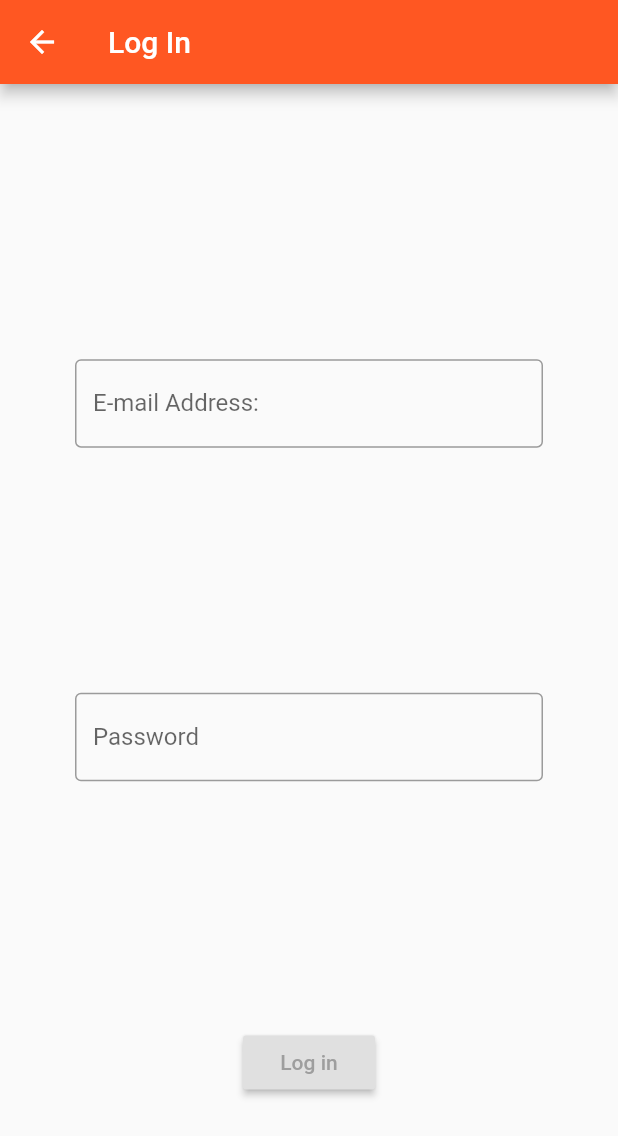
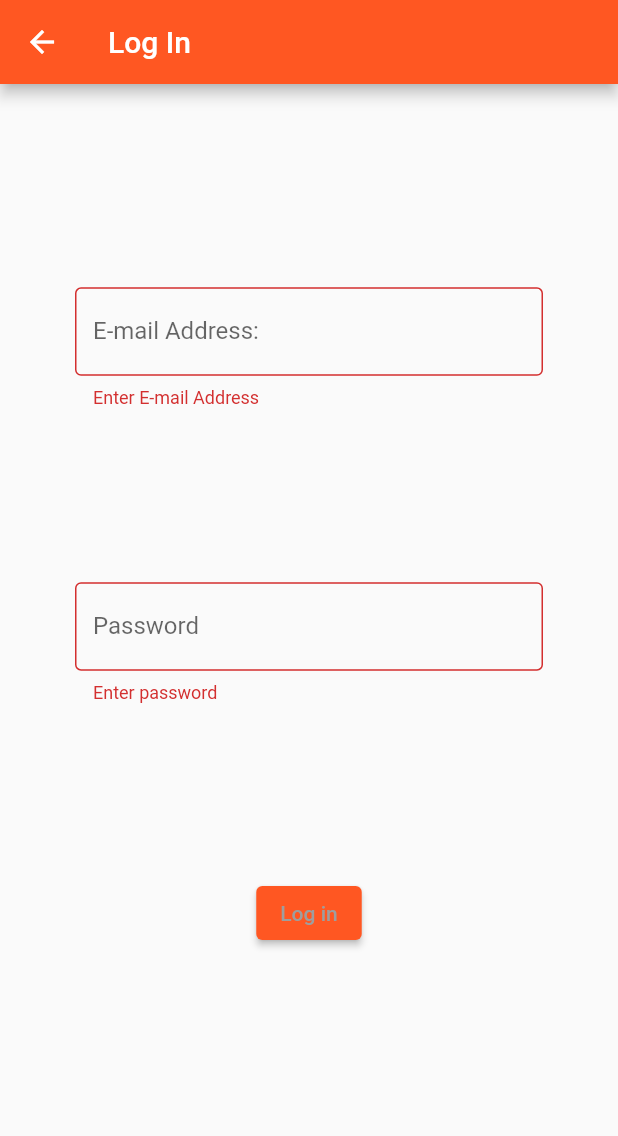
Before and after one commit to donneleo/Group-33-Receiptless_app, a Flutter app: the loginPage screen opened directly, after a tap on "Log in", on a phone screen of 412 x 824 dp. Shown: the top 1136 px of the screen. Run offline on Flutter 3.47's test engine with Material 2 defaults, Android fonts, the phone set to English and light mode, and no system bars; our stand-ins replace firebase_auth, firebase_core; accounts and stored records are empty.

```diff
--- a/lib/authenticate/loginPage.dart
+++ b/lib/authenticate/loginPage.dart
@@ -1,6 +1,5 @@
 import 'package:flutter/material.dart';
-import 'package:receiptless_app/login.dart';
-import 'package:receiptless_app/main.dart';
+import 'package:receiptless_app/services/auth.dart';
 
 class loginPage extends StatefulWidget {
   @override
@@ -8,6 +7,15 @@ class loginPage extends StatefulWidget {
 }
 
 class _loginPageState extends State<loginPage> {
+
+  final AuthenticationService _auth= AuthenticationService();
+  final _formKey=GlobalKey<FormState>();
+
+  //text
+  String email='';
+  String password='';
+  String error='';
+
   @override
   Widget build(BuildContext context) {
     return Scaffold(
@@ -17,6 +25,7 @@ class _loginPageState extends State<loginPage> {
       body: Container(
         padding: EdgeInsets.symmetric(vertical:20.0, horizontal:50.0) ,
         child: Form(
+          key: _formKey,
           child: Column(
             mainAxisAlignment: MainAxisAlignment.spaceEvenly,
             children: <Widget>[
@@ -26,8 +35,9 @@ class _loginPageState extends State<loginPage> {
                     border: OutlineInputBorder(),
                     labelText: "E-mail Address:"
                 ),
+                validator: (val)=>val.isEmpty? 'Enter E-mail Address':null,
                 onChanged: (val){
-
+                    setState(()=>email=val);
                 },   //val represent value in the box
               ),
               SizedBox(height:20.0),
@@ -37,20 +47,35 @@ class _loginPageState extends State<loginPage> {
                     labelText: "Password"
                 ),
                 obscureText: true,    //hides the text
+                validator: (val)=>val.isEmpty? 'Enter password':null,
                 onChanged: (val){
-
+                    setState(()=>password=val);
                 },
               ),
               SizedBox(height:20.0),
-              RaisedButton(
+              ElevatedButton(
                 child: Text(
                   'Log in',
                   style:TextStyle(color: Colors.grey),
                 ),
                 onPressed: () async{
+                  if(_formKey.currentState.validate()){
+                    dynamic result= await _auth.signInWithEmailAndPassword(email, password);
+                    if(result==null){
+                      setState(()=>error = 'Invalid Input');
+                    }
+                    else{
+                      print('LoggedIn');
+                    }
+                  }
+                },
+              ),
+              SizedBox(height: 12.0,),
+              Text(
+                error,
+                style: TextStyle(color: Colors.red,fontSize: 14.0),
+              )
 
-                },
-              )
             ]
           )
         ),
--- /dev/null
+++ b/lib/authenticate/userClass.dart
@@ -0,0 +1,4 @@
+class UserClass{
+  final String uid;
+  UserClass({this.uid});
+}
--- a/lib/login.dart
+++ b/lib/login.dart
@@ -3,8 +3,10 @@ import 'package:flutter/material.dart';
 import 'package:receiptless_app/authenticate/Register.dart';
 import 'package:receiptless_app/authenticate/loginPage.dart';
 import 'main.dart';
-
-void main() {
+import 'package:firebase_core/firebase_core.dart';
+void main() async {
+  WidgetsFlutterBinding.ensureInitialized();
+  await Firebase.initializeApp();
   runApp(MyApp());
 }
 
```
Also changed, not shown: lib/services/auth.dart (+22 -2 lines), pubspec.lock.
